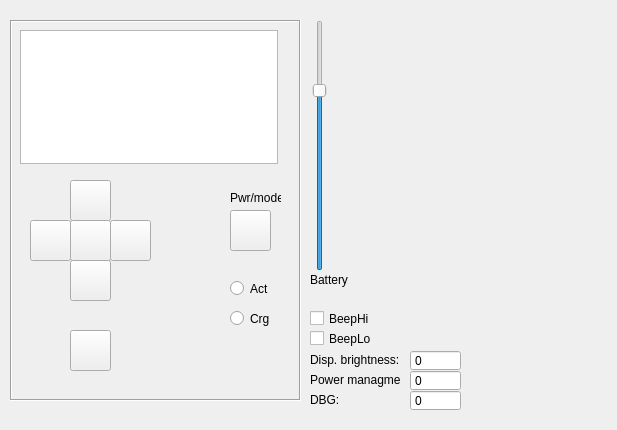
nagyizee/Hygrometer, file Qsim/simu_hygro/simuhygro/mainw.ui: the form before one commit.
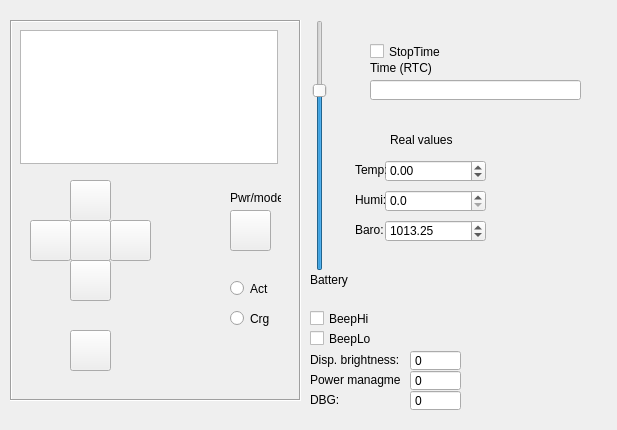
The form after the commit.

Commit message: - rearranged code - added time calendar support (buggy) - working on UI - added show date, fixed show time for the needs

Diff of the .ui file:
```diff
--- a/Qsim/simu_hygro/simuhygro/mainw.ui
+++ b/Qsim/simu_hygro/simuhygro/mainw.ui
@@ -345,6 +345,151 @@
      <string>BeepLo</string>
     </property>
    </widget>
+   <widget class="QDoubleSpinBox" name="num_temperature">
+    <property name="geometry">
+     <rect>
+      <x>385</x>
+      <y>160</y>
+      <width>101</width>
+      <height>22</height>
+     </rect>
+    </property>
+    <property name="minimum">
+     <double>-40.000000000000000</double>
+    </property>
+    <property name="maximum">
+     <double>88.000000000000000</double>
+    </property>
+   </widget>
+   <widget class="QDoubleSpinBox" name="num_humidity">
+    <property name="geometry">
+     <rect>
+      <x>385</x>
+      <y>190</y>
+      <width>101</width>
+      <height>22</height>
+     </rect>
+    </property>
+    <property name="decimals">
+     <number>1</number>
+    </property>
+    <property name="minimum">
+     <double>0.000000000000000</double>
+    </property>
+    <property name="maximum">
+     <double>100.000000000000000</double>
+    </property>
+   </widget>
+   <widget class="QDoubleSpinBox" name="num_pressure">
+    <property name="geometry">
+     <rect>
+      <x>385</x>
+      <y>220</y>
+      <width>101</width>
+      <height>22</height>
+     </rect>
+    </property>
+    <property name="decimals">
+     <number>2</number>
+    </property>
+    <property name="minimum">
+     <double>500.000000000000000</double>
+    </property>
+    <property name="maximum">
+     <double>1100.000000000000000</double>
+    </property>
+    <property name="value">
+     <double>1013.250000000000000</double>
+    </property>
+   </widget>
+   <widget class="QLabel" name="label_2">
+    <property name="geometry">
+     <rect>
+      <x>390</x>
+      <y>130</y>
+      <width>81</width>
+      <height>20</height>
+     </rect>
+    </property>
+    <property name="text">
+     <string>Real values</string>
+    </property>
+   </widget>
+   <widget class="QLabel" name="label_3">
+    <property name="geometry">
+     <rect>
+      <x>355</x>
+      <y>160</y>
+      <width>31</width>
+      <height>20</height>
+     </rect>
+    </property>
+    <property name="text">
+     <string>Temp:</string>
+    </property>
+   </widget>
+   <widget class="QLabel" name="label_7">
+    <property name="geometry">
+     <rect>
+      <x>355</x>
+      <y>190</y>
+      <width>31</width>
+      <height>20</height>
+     </rect>
+    </property>
+    <property name="text">
+     <string>Humi:</string>
+    </property>
+   </widget>
+   <widget class="QLabel" name="label_8">
+    <property name="geometry">
+     <rect>
+      <x>355</x>
+      <y>220</y>
+      <width>31</width>
+      <height>20</height>
+     </rect>
+    </property>
+    <property name="text">
+     <string>Baro:</string>
+    </property>
+   </widget>
+   <widget class="QLineEdit" name="tb_time">
+    <property name="geometry">
+     <rect>
+      <x>370</x>
+      <y>80</y>
+      <width>211</width>
+      <height>20</height>
+     </rect>
+    </property>
+   </widget>
+   <widget class="QLabel" name="label_10">
+    <property name="geometry">
+     <rect>
+      <x>370</x>
+      <y>60</y>
+      <width>61</width>
+      <height>16</height>
+     </rect>
+    </property>
+    <property name="text">
+     <string>Time (RTC):</string>
+    </property>
+   </widget>
+   <widget class="QCheckBox" name="cb_stop_time">
+    <property name="geometry">
+     <rect>
+      <x>370</x>
+      <y>40</y>
+      <width>75</width>
+      <height>23</height>
+     </rect>
+    </property>
+    <property name="text">
+     <string>StopTime</string>
+    </property>
+   </widget>
   </widget>
  </widget>
  <layoutdefault spacing="6" margin="11"/>
```
The commit also changes 17 other files.
